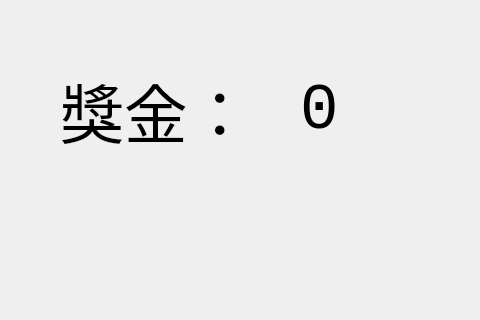
This is Ui/Ui_MainWindow.ui in william920429/-Bar as Qt 5 draws it before an edit; both pictures show x 0 to 480 and y 0 to 320 of the 1139 by 941 pixel window. The edited form follows.
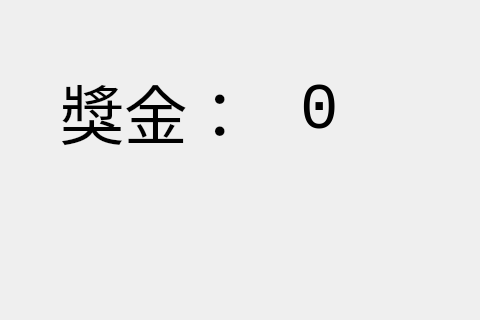
This is the edited form.

Diff of the .ui file:
```diff
--- a/Ui/Ui_MainWindow.ui
+++ b/Ui/Ui_MainWindow.ui
@@ -122,7 +122,7 @@
     </property>
     <property name="font">
      <font>
-      <family>Consolas</family>
+      <family>Microsoft JhengHei</family>
       <pointsize>48</pointsize>
      </font>
     </property>
```
